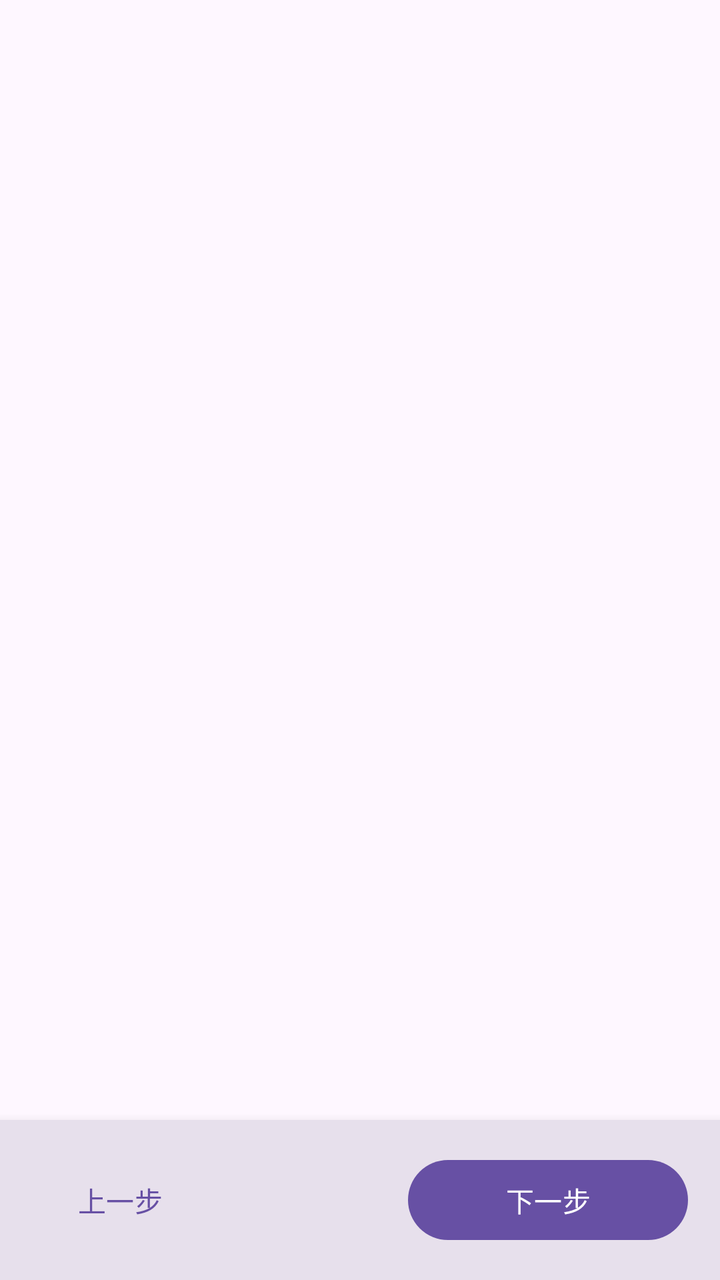
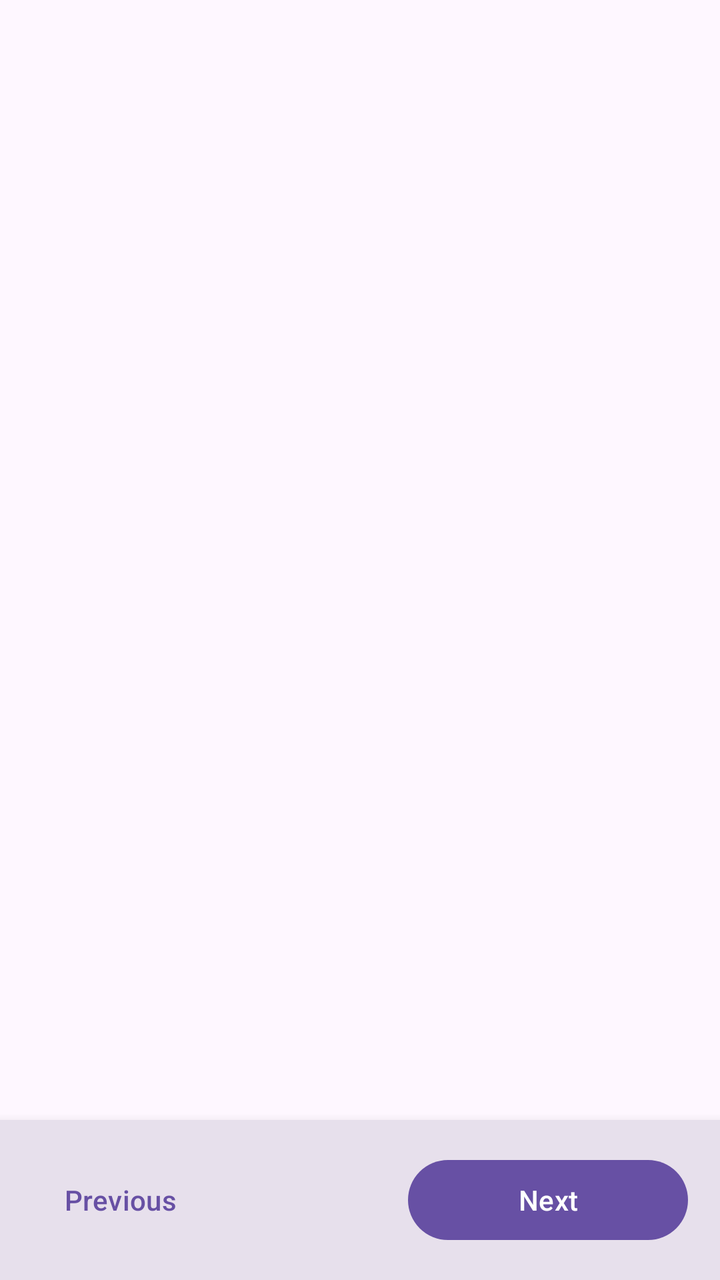

Before-and-after screenshots of an Android layout around one commit, followed by the original layout XML and the change that was made.
<!-- AndroidManifest.xml: activity theme Theme.ZakoCountdown -->
<!-- res/layout/activity_oobe.xml -->
<?xml version="1.0" encoding="utf-8"?>
<androidx.constraintlayout.widget.ConstraintLayout xmlns:android="http://schemas.android.com/apk/res/android"
    xmlns:app="http://schemas.android.com/apk/res-auto"
    android:layout_width="match_parent"
    android:layout_height="match_parent"
    android:background="?attr/colorSurface">

    <androidx.viewpager2.widget.ViewPager2
        android:id="@+id/view_pager"
        android:layout_width="match_parent"
        android:layout_height="0dp"
        app:layout_constraintBottom_toTopOf="@id/bottom_bar"
        app:layout_constraintTop_toTopOf="parent" />

    <LinearLayout
        android:id="@+id/bottom_bar"
        android:layout_width="match_parent"
        android:layout_height="wrap_content"
        android:background="?attr/colorSurfaceVariant"
        android:elevation="8dp"
        android:orientation="horizontal"
        android:padding="16dp"
        app:layout_constraintBottom_toBottomOf="parent">

        <com.google.android.material.button.MaterialButton
            android:id="@+id/btn_prev"
            style="@style/Widget.Material3.Button.TextButton"
            android:layout_width="wrap_content"
            android:layout_height="wrap_content"
            android:text="上一步" />

        <View
            android:layout_width="0dp"
            android:layout_height="0dp"
            android:layout_weight="1" />

        
        <com.google.android.material.button.MaterialButton
            android:id="@+id/btn_next"
            android:layout_width="wrap_content"
            android:layout_height="wrap_content"
            android:minWidth="140dp"
            android:paddingHorizontal="24dp"
            android:maxLines="1"
            android:text="下一步" />
    </LinearLayout>

</androidx.constraintlayout.widget.ConstraintLayout>
<!-- resources referenced by this layout -->
<resources>
  <style name="Theme.ZakoCountdown" parent="Theme_ZakoCountdown_M3" />
  <style name="Theme_ZakoCountdown_M3" parent="Theme_ZakoCountdown_Base_M3" />
  <style name="Theme_ZakoCountdown_Base_M3" parent="Theme.Material3.DayNight.NoActionBar">
          <item name="toolbarStyle">@style/Widget.Material3.Toolbar.Surface</item>
          <item name="preferenceTheme">@style/PreferenceThemeOverlay</item>
      </style>
</resources>

<!-- the commit's change to res/layout/activity_oobe.xml (unified diff, before → after) -->
@@ -27,7 +27,7 @@
             style="@style/Widget.Material3.Button.TextButton"
             android:layout_width="wrap_content"
             android:layout_height="wrap_content"
-            android:text="上一步" />
+            android:text="@string/common_previous" />
 
         <View
             android:layout_width="0dp"
@@ -42,7 +42,7 @@
             android:minWidth="140dp"
             android:paddingHorizontal="24dp"
             android:maxLines="1"
-            android:text="下一步" />
+            android:text="@string/common_next" />
     </LinearLayout>
 
 </androidx.constraintlayout.widget.ConstraintLayout>
<!-- resource entries referenced after the edit -->
@@ -1,5 +1,7 @@
 <!-- resources referenced by this layout -->
 <resources>
+  <string name="common_next">Next</string>
+  <string name="common_previous">Previous</string>
   <style name="Theme.ZakoCountdown" parent="Theme_ZakoCountdown_M3" />
   <style name="Theme_ZakoCountdown_M3" parent="Theme_ZakoCountdown_Base_M3" />
   <style name="Theme_ZakoCountdown_Base_M3" parent="Theme.Material3.DayNight.NoActionBar">
